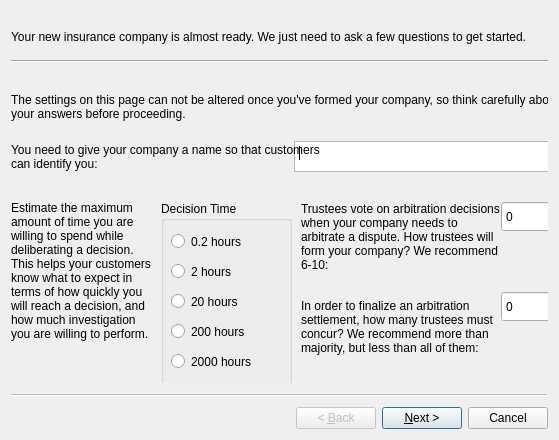
First picture: the form in src/UI/createinsurancecompany.ui, repository Open-Transactions/Moneychanger, before the edit.
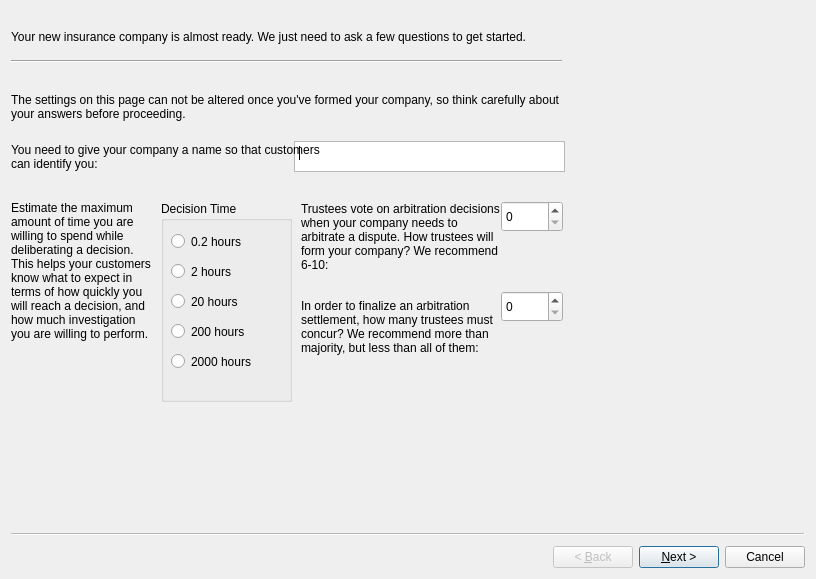
Second picture: the form after the edit.

Diff of the .ui file:
```diff
--- a/src/UI/createinsurancecompany.ui
+++ b/src/UI/createinsurancecompany.ui
@@ -6,8 +6,8 @@
    <rect>
     <x>0</x>
     <y>0</y>
-    <width>559</width>
-    <height>440</height>
+    <width>816</width>
+    <height>579</height>
    </rect>
   </property>
   <property name="windowTitle">
```
